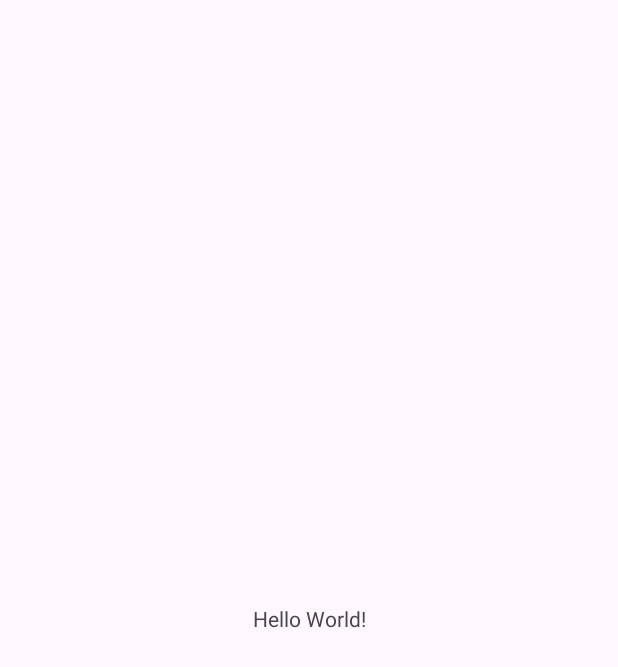
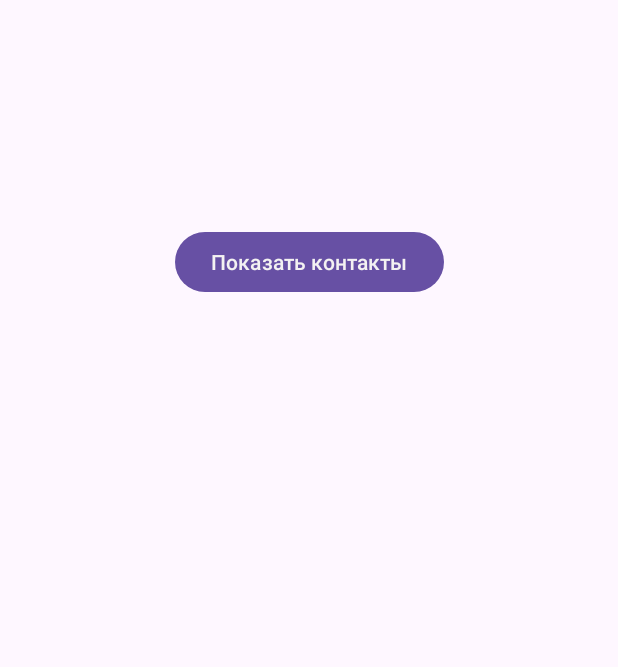
Before and after one commit to t1sh3happy/TestTasks, an Android app: the screen it shows after launch (MainActivity), on a phone screen of 412 x 824 dp. Before the commit the part shown is almost empty. Shown: the top 667 px of the screen. Run offline under Robolectric (Android 15) with nearby library versions, the phone set to English and light mode, and no system bars; 1 statement that could not run was skipped.

Commit message:
Подготовил решение 1 задачи

```diff
--- a/app/src/main/AndroidManifest.xml
+++ b/app/src/main/AndroidManifest.xml
@@ -4,11 +4,12 @@
     <uses-permission android:name="android.permission.READ_CONTACTS"/>
 
     <application
+        android:name=".App"
         android:allowBackup="true"
         android:dataExtractionRules="@xml/data_extraction_rules"
         android:fullBackupContent="@xml/backup_rules"
         android:icon="@mipmap/ic_launcher"
-        android:label="@string/app_name"
+        android:label="TestTasks"
         android:roundIcon="@mipmap/ic_launcher_round"
         android:supportsRtl="true"
         android:theme="@style/Theme.TestTasks">
@@ -18,7 +19,6 @@
             android:windowSoftInputMode="adjustResize">
             <intent-filter>
                 <action android:name="android.intent.action.MAIN" />
-
                 <category android:name="android.intent.category.LAUNCHER" />
             </intent-filter>
         </activity>
--- a/app/src/main/java/ru/emkucherenko/testtasks/MainActivity.kt
+++ b/app/src/main/java/ru/emkucherenko/testtasks/MainActivity.kt
@@ -3,56 +3,93 @@ package ru.emkucherenko.testtasks
 import android.Manifest
 import android.content.pm.PackageManager
 import android.os.Bundle
-import android.provider.ContactsContract
-import android.util.Log
+import android.view.View
+import android.widget.ArrayAdapter
+import android.widget.Button
+import android.widget.ListView
+import android.widget.TextView
 import androidx.activity.result.contract.ActivityResultContracts
+import androidx.activity.viewModels
 import androidx.appcompat.app.AppCompatActivity
 import androidx.core.content.ContextCompat
+import androidx.lifecycle.Lifecycle
+import androidx.lifecycle.lifecycleScope
+import androidx.lifecycle.repeatOnLifecycle
+import kotlinx.coroutines.launch
 
 class MainActivity : AppCompatActivity() {
 
+    private val viewModel: ContactsViewModel by viewModels {
+        ContactsViewModelFactory(ServiceLocator.contactsRepository)
+    }
+
+    private lateinit var loadButton: Button
+    private lateinit var statusText: TextView
+    private lateinit var listView: ListView
+    private lateinit var adapter: ArrayAdapter<String>
+
     private val permissionLauncher =
         registerForActivityResult(ActivityResultContracts.RequestPermission()) { granted ->
-            if (granted) {
-                logContacts()
-            } else {
-                Log.w(TAG, "READ_CONTACTS denied")
-            }
+            if (granted) viewModel.loadContacts() else viewModel.onPermissionDenied()
         }
-
 
     override fun onCreate(savedInstanceState: Bundle?) {
         super.onCreate(savedInstanceState)
         setContentView(R.layout.activity_main)
 
-        val hasPermission = ContextCompat.checkSelfPermission(
+        loadButton = findViewById(R.id.loadButton)
+        statusText = findViewById(R.id.statusText)
+        listView = findViewById(R.id.contactList)
+
+        adapter = ArrayAdapter(this, android.R.layout.simple_list_item_1, mutableListOf<String>())
+        listView.adapter = adapter
+
+        loadButton.setOnClickListener { onLoadClicked() }
+
+        lifecycleScope.launch {
+            repeatOnLifecycle(Lifecycle.State.STARTED) {
+                viewModel.state.collect { render(it) }
+            }
+        }
+    }
+
+    private fun onLoadClicked() {
+        val granted = ContextCompat.checkSelfPermission(
             this, Manifest.permission.READ_CONTACTS
         ) == PackageManager.PERMISSION_GRANTED
 
-        if (hasPermission) {
-            logContacts()
+        if (granted) {
+            viewModel.loadContacts()
         } else {
             permissionLauncher.launch(Manifest.permission.READ_CONTACTS)
         }
     }
 
-    private fun logContacts() {
-        val cursor = contentResolver.query(
-            ContactsContract.Contacts.CONTENT_URI,
-            arrayOf(ContactsContract.Contacts.DISPLAY_NAME),
-            null,
-            null,
-            null
-        )
-        cursor?.use {
-            val nameIndex = it.getColumnIndexOrThrow(ContactsContract.Contacts.DISPLAY_NAME)
-            while (it.moveToNext()) {
-                Log.i(TAG, it.getString(nameIndex) ?: "<no name>")
+    private fun render(state: ContactsUiState) {
+        loadButton.isEnabled = state !is ContactsUiState.Loading
+        when (state) {
+            ContactsUiState.Idle -> {
+                statusText.visibility = View.GONE
+                listView.visibility = View.GONE
+            }
+            ContactsUiState.Loading -> showStatus(R.string.loading)
+            ContactsUiState.PermissionDenied -> showStatus(R.string.permission_denied)
+            is ContactsUiState.Success -> {
+                if (state.contactList.isEmpty()) {
+                    showStatus(R.string.no_contacts)
+                } else {
+                    adapter.clear()
+                    adapter.addAll(state.contactList)
+                    statusText.visibility = View.GONE
+                    listView.visibility = View.VISIBLE
+                }
             }
         }
     }
 
-    private companion object {
-        const val TAG = "Contacts"
+    private fun showStatus(textRes: Int) {
+        statusText.setText(textRes)
+        statusText.visibility = View.VISIBLE
+        listView.visibility = View.GONE
     }
 }
--- a/app/src/main/res/layout/activity_main.xml
+++ b/app/src/main/res/layout/activity_main.xml
@@ -5,15 +5,43 @@
     android:id="@+id/main"
     android:layout_width="match_parent"
     android:layout_height="match_parent"
+    android:padding="16dp"
     tools:context=".MainActivity">
 
-    <TextView
+    <Button
+        android:id="@+id/loadButton"
         android:layout_width="wrap_content"
         android:layout_height="wrap_content"
-        android:text="Hello World!"
+        android:text="@string/load_contacts"
+        android:textColor="#F4F2F2"
+        android:textColorLink="#941A1A"
         app:layout_constraintBottom_toBottomOf="parent"
         app:layout_constraintEnd_toEndOf="parent"
         app:layout_constraintStart_toStartOf="parent"
-        app:layout_constraintTop_toTopOf="parent" />
+        app:layout_constraintTop_toTopOf="parent"
+        app:layout_constraintVertical_bias="0.181" />
+
+    <TextView
+        android:id="@+id/statusText"
+        android:layout_width="0dp"
+        android:layout_height="wrap_content"
+        android:layout_marginTop="16dp"
+        android:gravity="center"
+        android:textSize="18sp"
+        android:visibility="gone"
+        app:layout_constraintEnd_toEndOf="parent"
+        app:layout_constraintStart_toStartOf="parent"
+        app:layout_constraintTop_toBottomOf="@id/loadButton" />
+
+    <ListView
+        android:id="@+id/contactList"
+        android:layout_width="0dp"
+        android:layout_height="0dp"
+        android:layout_marginTop="16dp"
+        android:visibility="gone"
+        app:layout_constraintBottom_toBottomOf="parent"
+        app:layout_constraintEnd_toEndOf="parent"
+        app:layout_constraintStart_toStartOf="parent"
+        app:layout_constraintTop_toBottomOf="@id/statusText" />
 
 </androidx.constraintlayout.widget.ConstraintLayout>
--- a/app/src/main/res/values/strings.xml
+++ b/app/src/main/res/values/strings.xml
@@ -1,3 +1,8 @@
 <resources>
     <string name="app_name">TestTasks</string>
+    <string name="textList">Ваш список контактов</string>
+    <string name="load_contacts">Показать контакты</string>
+    <string name="loading">Загрузка…</string>
+    <string name="permission_denied">Нет доступа к контактам</string>
+    <string name="no_contacts">Контактов нет</string>
 </resources>
```
